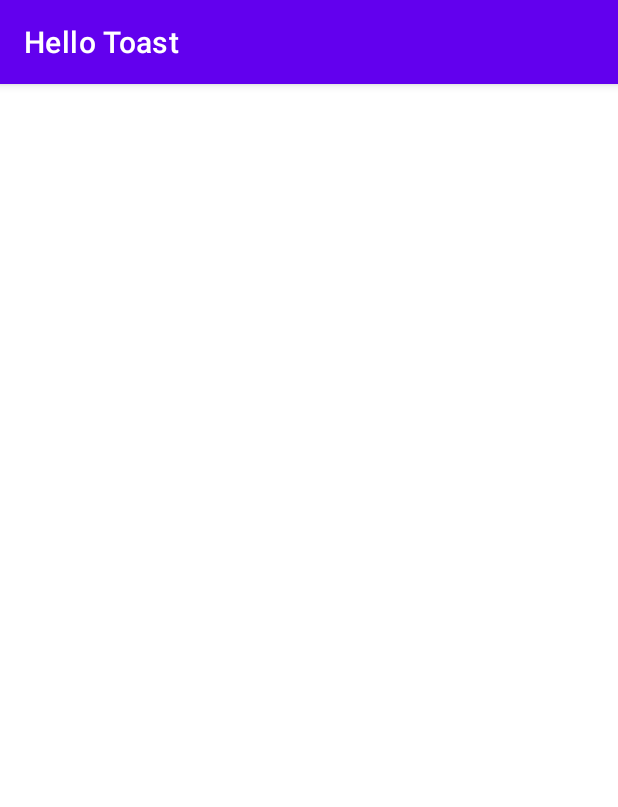
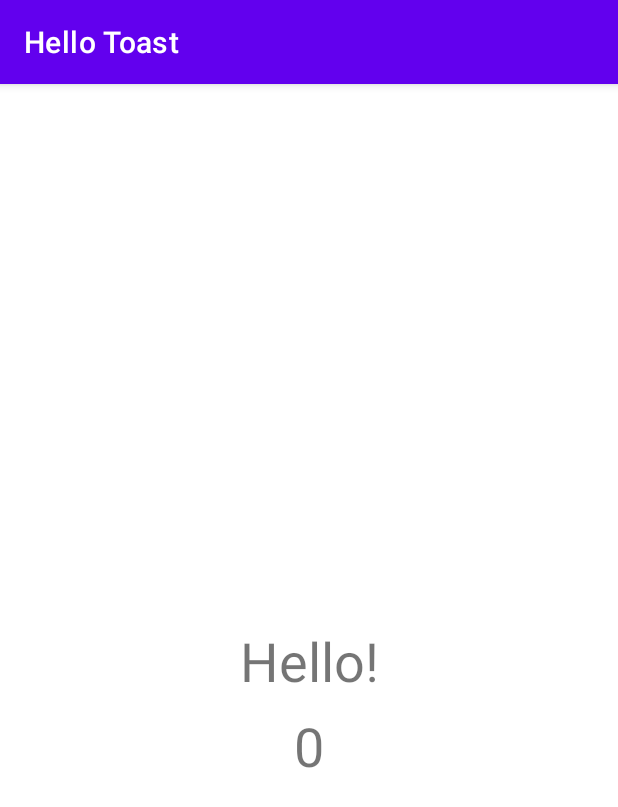
Before and after one commit to MAD-Weekly-Assignment/Lab-4-TwoActivities, an Android app: the SecondActivity screen opened directly, with no data from a screen before it, on a phone screen of 412 x 824 dp. Shown: the top 807 px of the screen. Run offline under Robolectric (Android 15) with nearby library versions, the phone set to English and light mode, and no system bars.

Commit message:
Edited Layout for Second Activity

```diff
--- a/HelloToastHomework/app/src/main/res/layout/activity_second.xml
+++ b/HelloToastHomework/app/src/main/res/layout/activity_second.xml
@@ -6,4 +6,32 @@
     android:layout_height="match_parent"
     tools:context=".SecondActivity">
 
+    <TextView
+        android:id="@+id/hello_text"
+        android:layout_width="wrap_content"
+        android:layout_height="wrap_content"
+        android:layout_marginStart="8dp"
+        android:layout_marginTop="8dp"
+        android:layout_marginEnd="8dp"
+        android:layout_marginBottom="8dp"
+        android:text="@string/hello"
+        android:textSize="36sp"
+        app:layout_constraintBottom_toBottomOf="parent"
+        app:layout_constraintEnd_toEndOf="parent"
+        app:layout_constraintStart_toStartOf="parent"
+        app:layout_constraintTop_toTopOf="parent" />
+
+    <TextView
+        android:id="@+id/count_text"
+        android:layout_width="wrap_content"
+        android:layout_height="wrap_content"
+        android:layout_marginStart="8dp"
+        android:layout_marginTop="8dp"
+        android:layout_marginEnd="8dp"
+        android:text="@string/number"
+        android:textSize="36sp"
+        app:layout_constraintEnd_toEndOf="parent"
+        app:layout_constraintStart_toStartOf="parent"
+        app:layout_constraintTop_toBottomOf="@+id/hello_text" />
+
 </androidx.constraintlayout.widget.ConstraintLayout>
--- a/HelloToastHomework/app/src/main/res/values/strings.xml
+++ b/HelloToastHomework/app/src/main/res/values/strings.xml
@@ -5,6 +5,6 @@
     <string name="count_initial_value">0</string>
     <string name="toast_message">Hello Toast!</string>
     <string name="say_hello">Say Hello</string>
-    <string name="hello">Hello</string>
+    <string name="hello">Hello!</string>
     <string name="number">0</string>
 </resources>
```
